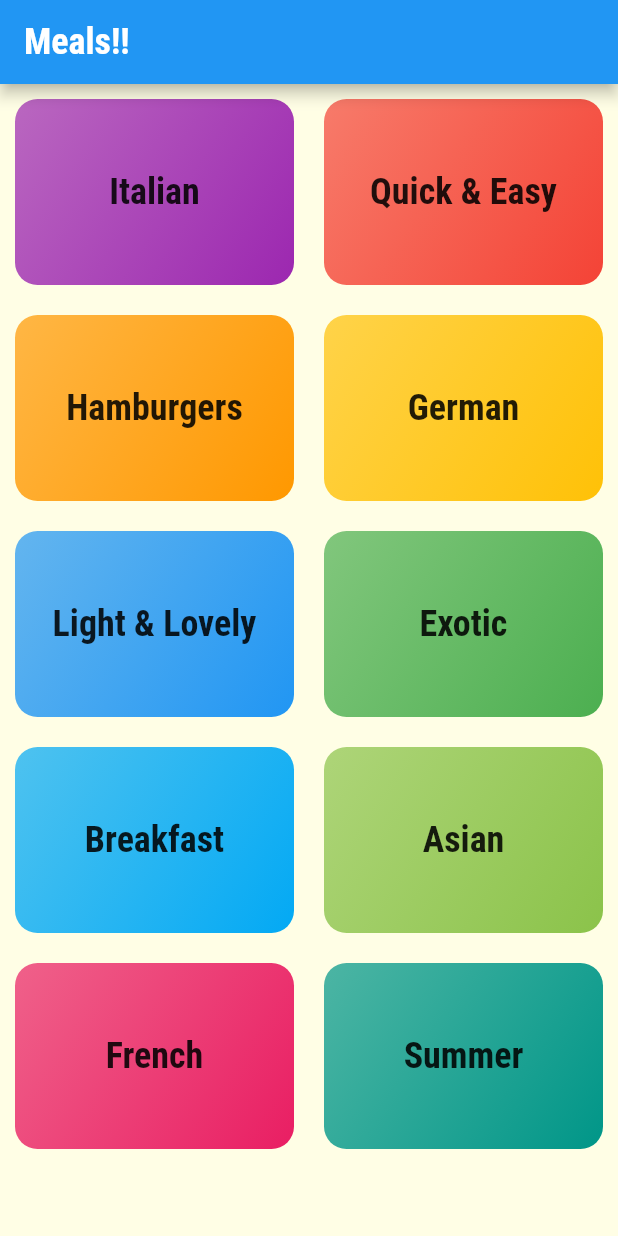
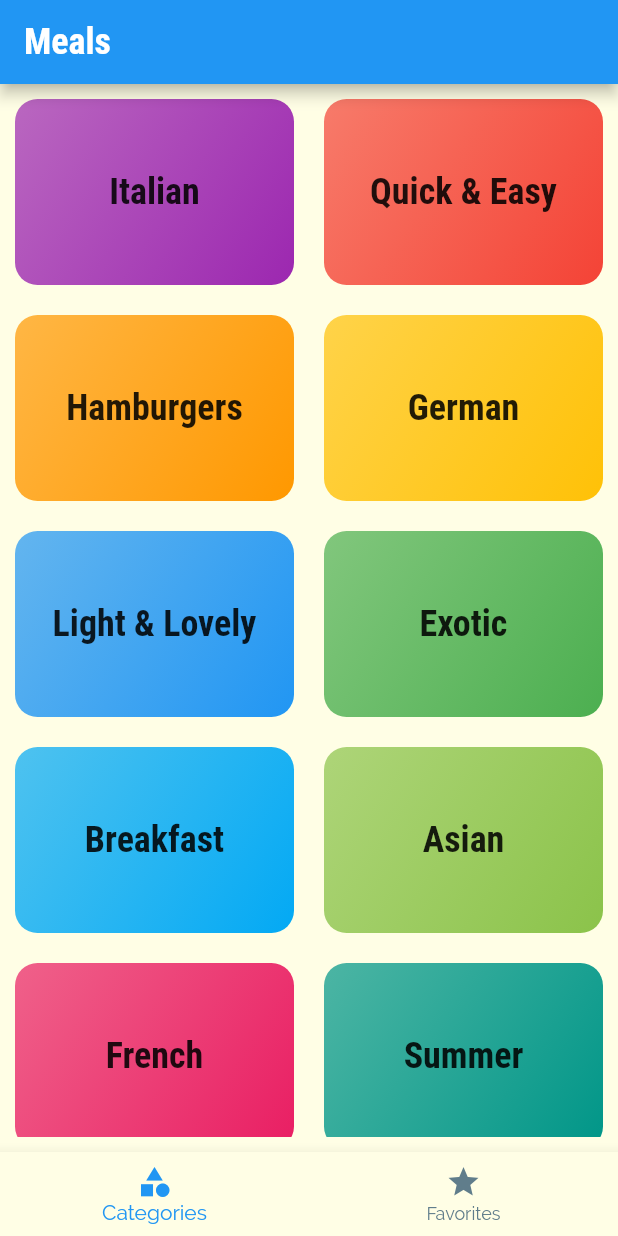
Before and after one commit to GeriGlazer/meals_recipes, a Flutter app: the screen it shows after launch, on a phone screen of 412 x 824 dp. Run offline on Flutter 3.47's test engine with Material 2 defaults, Android fonts, the phone set to English and light mode, and no system bars; missing offline and left inert: enough_platform_widgets.

Commit message:
bottomTabsScreen impl favorites_screen created-inProgress

```diff
--- a/lib/main.dart
+++ b/lib/main.dart
@@ -1,4 +1,5 @@
 import 'package:flutter/material.dart';
+import 'screens/bottomTabsScreen.dart';
 import 'screens/categories_screen.dart';
 import 'screens/meals_screen_by_category.dart';
 import 'screens/single_meal_screen.dart';
@@ -32,7 +33,7 @@ class MyApp extends StatelessWidget {
       //this lines is for when several pages needs to be manage
         initialRoute: '/', //default
       routes : {
-        '/': (ctx) => CategoriesScreen(),
+        '/': (ctx) => BottomTabsScreen(),
       MealsScreenByCategory.routeName: (ctx) => MealsScreenByCategory(),
       SingleMealScreen.routeName : (ctx) => SingleMealScreen(),
       }
--- /dev/null
+++ b/lib/screens/bottomTabsScreen.dart
@@ -0,0 +1,70 @@
+import 'dart:io';
+
+import 'package:flutter/cupertino.dart';
+import 'package:flutter/material.dart';
+
+import './favorites_screen.dart';
+import './categories_screen.dart';
+
+class BottomTabsScreen extends StatefulWidget {
+  @override
+  State<BottomTabsScreen> createState() => _BottomTabsScreenState();
+}
+
+class _BottomTabsScreenState extends State<BottomTabsScreen> {
+bool isIOS = Platform.isIOS;
+
+  List<BottomNavigationBarItem> tabItems(){
+    Icon categories = isIOS? Icon(CupertinoIcons.circle_grid_3x3_fill) : Icon(Icons.category);
+    Icon favorites = isIOS? Icon(CupertinoIcons.star_circle) : Icon(Icons.star);
+    return [
+      BottomNavigationBarItem(icon: categories, label: 'Categories'),
+      BottomNavigationBarItem(icon: favorites, label: 'Favorites'),
+    ];
+  }
+   final List<Map<String, Object>> _pages = [
+     {'page' : CategoriesScreen(), 'title' : 'Meals'},
+     {'page' : FavoritesScreen(), 'title': 'Your Favorites'},
+   ];
+  int _selectedPageIndex=0;
+
+  void _bottomNavigationOnTap(int index){
+    setState((){
+      _selectedPageIndex = index;
+    });
+  }
+
+  @override
+  Widget build(BuildContext context) {
+    return isIOS?
+    CupertinoTabScaffold(
+      tabBar: CupertinoTabBar(
+        items: tabItems(),
+        onTap: _bottomNavigationOnTap,
+        activeColor: Colors.blue,
+        inactiveColor: Colors.blueGrey,
+        currentIndex: _selectedPageIndex,
+      ),
+      tabBuilder: (BuildContext context, int index){
+        return CupertinoTabView(
+          builder: (BuildContext ctx){
+            return _pages[_selectedPageIndex]['page'];
+          },
+        );
+      },
+    )
+        : Scaffold(
+      appBar: (AppBar(
+        title: Text(_pages[_selectedPageIndex]['title']),
+      )),
+      body: _pages[_selectedPageIndex]['page'],
+      bottomNavigationBar: BottomNavigationBar(
+        items: tabItems(),
+        onTap: _bottomNavigationOnTap,
+        selectedItemColor: Theme.of(context).accentColor,
+        unselectedItemColor: Colors.blueGrey,
+        currentIndex: _selectedPageIndex,
+      ),
+    );;
+  }
+}
--- a/lib/screens/categories_screen.dart
+++ b/lib/screens/categories_screen.dart
@@ -34,17 +34,9 @@ class CategoriesScreen extends StatelessWidget {
     );
     return Platform.isIOS?
     CupertinoPageScaffold(
-      navigationBar: CupertinoNavigationBar(middle: const Text("Meals!!"),
-      trailing: Row(
-        mainAxisSize: MainAxisSize.min,
-        ),
-      ),
       child: pageBody,
     )
     : Scaffold(
-      appBar: AppBar(
-        title: const Text('Meals!!'),
-      ),
       body: pageBody,
     );
   }
--- /dev/null
+++ b/lib/screens/favorites_screen.dart
@@ -0,0 +1,9 @@
+import 'package:flutter/material.dart';
+
+class FavoritesScreen extends StatelessWidget {
+
+  @override
+  Widget build(BuildContext context) {
+    return Center(child: Text('My Favorites'),);
+  }
+}
```
